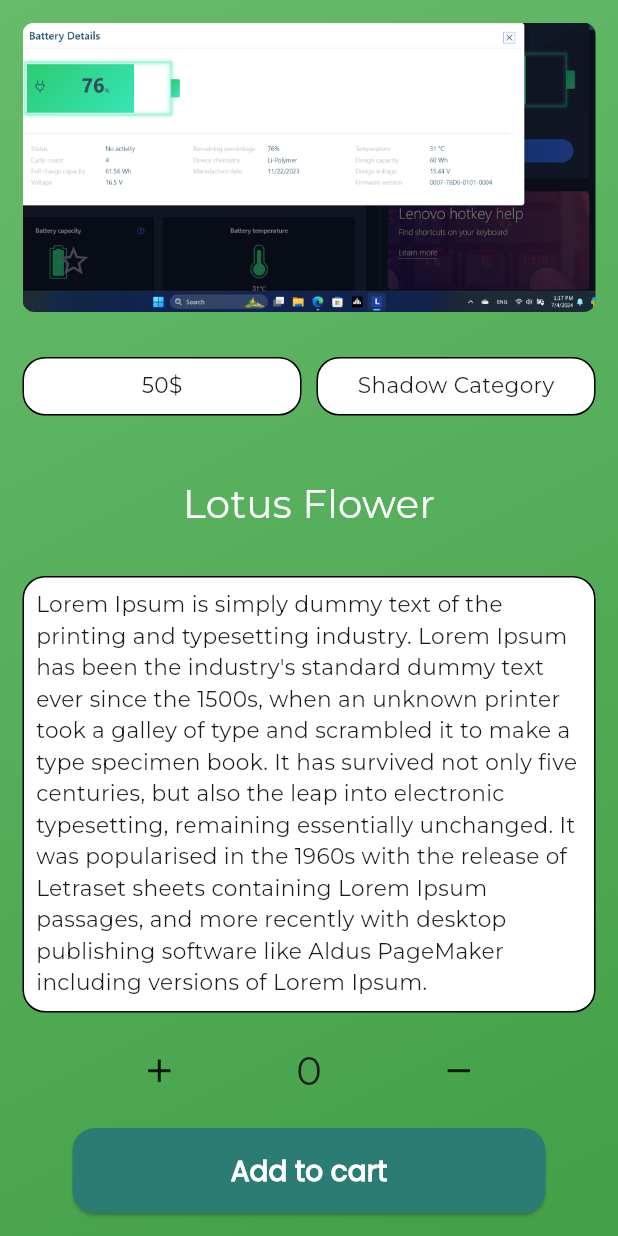
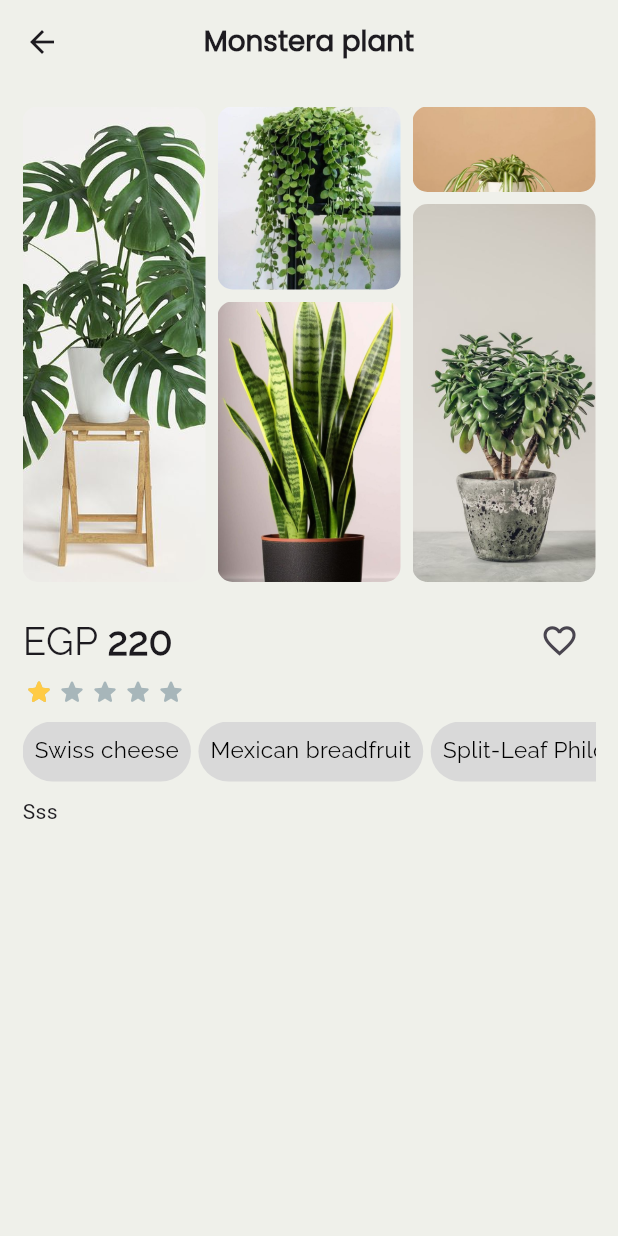
Before and after one commit to MalekYasser26/plant_it, a Flutter app: the DescriptionView screen opened directly, on a phone screen of 412 x 824 dp. Run offline on Flutter 3.47's test engine with Material 3 defaults, Android fonts, the phone set to English and light mode, and no system bars; drawn by our look-alikes of flutter_rating_stars; our stand-ins replace bloc, flutter_bloc, google_fonts; project files that could hold a hidden picture were left out.

Commit message:
half of description view done

```diff
--- a/lib/constants/constants.dart
+++ b/lib/constants/constants.dart
@@ -35,5 +35,11 @@ abstract class ImagesCust{
   static const String facebookLogo = "assets/images/facebookLogo.png";
   static const String googleLogo = "assets/images/googleLogo.png";
 }
+abstract class IconsCust{
+  static const String cartIcon = "assets/icons/cart_icon.svg";
+  static const String favIcon = "assets/icons/fav_icon.svg";
+  static const String homeIcon = "assets/icons/home_icon.svg";
+  static const String profileIcon = "assets/icons/profile_icon.svg";
+}
 String? accesstoken;
 const String baseUrl = 'https://e078-197-43-97-29.ngrok-free.app/api';
--- a/lib/features/description/presentation/views/description_view.dart
+++ b/lib/features/description/presentation/views/description_view.dart
@@ -1,8 +1,8 @@
 import 'package:flutter/material.dart';
-import 'package:google_fonts/google_fonts.dart';
+import 'package:flutter_rating_stars/flutter_rating_stars.dart';
 import 'package:plant_it/constants/constants.dart';
-import 'package:plant_it/features/auth/presentation/views/widgets/login_button.dart';
-import 'package:plant_it/features/cart/presentation/views/cart_view.dart';
+import 'package:plant_it/features/description/presentation/views/widgets/category_container.dart';
+import 'package:plant_it/features/description/presentation/views/widgets/plant_images_description.dart';
 
 class DescriptionView extends StatefulWidget {
   const DescriptionView({super.key});
@@ -12,173 +12,105 @@ class DescriptionView extends StatefulWidget {
 }
 
 class _DescriptionViewState extends State<DescriptionView> {
-  bool isStarFilled = false;
-  int quantity = 0 ;
+  bool isPressed = false;
+  double value = 1;
+  List<String> categories =[
+    "Swiss cheese",
+    "Mexican breadfruit",
+    "Split-Leaf Philodendron",
+    "Monstera deliciosa",
+  ];
   @override
   Widget build(BuildContext context) {
     return SafeArea(
       child: Scaffold(
-        body: Container(
-          decoration: const BoxDecoration(
-            gradient: LinearGradient(
-              colors: [
-                Color(0xFF66BB6A),
-                Color(0xFF43A047),
-              ],
-              begin: FractionalOffset(0.0, 0.0),
-              end: FractionalOffset(1.0, 1.0),
-              stops: [0.0, 1.0],
-              tileMode: TileMode.clamp,
+        backgroundColor: AppColors.basicallyWhite,
+        appBar: AppBar(
+          backgroundColor: AppColors.basicallyWhite,
+          title: Text(
+            "Monstera plant",
+            style: TextStyle(
+              fontFamily: "Poppins",
+              fontWeight: FontWeight.bold,
+              fontSize: getResponsiveSize(context, fontSize: 18),
             ),
           ),
-          child: Center(
-            child: Padding(
+          centerTitle: true,
+        ),
+        body: Padding(
           padding: const EdgeInsets.all(15.0),
           child: Column(
+            crossAxisAlignment: CrossAxisAlignment.start,
             children: [
-                  Flexible(
-                    flex: 3,
-                    child: ClipRRect(
-                      borderRadius: BorderRadius.circular(8.0),
-                      child: Stack(
+              const PlantImagesDescriptionWidget(),
+              const SizedBox(height: 15,),
+              Row(
                 children: [
-                          Image.asset(
-                            'assets/images/image1.png',
-                            fit: BoxFit.cover,
-                            height: MediaQuery.of(context).size.height * 0.3,
+                  Text("EGP ", style: TextStyle(
+                    fontFamily: "Raleway",
+                    fontSize: getResponsiveSize(context, fontSize: 25),
+                    fontWeight: FontWeight.w300,
+                  ),),
+                  Text("220 ", style: TextStyle(
+                    fontFamily: "Raleway",
+                    fontSize: getResponsiveSize(context, fontSize: 25),
+                    fontWeight: FontWeight.bold,
+                  ),),
+                  const Spacer(),
+                  IconButton(
+                    onPressed: () {
+                      isPressed = !isPressed;
+                      setState(() {});
+                    },
+                    icon: isPressed
+                        ? Icon(
+                      Icons.favorite,
+                      color: Colors.red,
+                      size: getResponsiveSize(context, fontSize: 25),
+                    )
+                        : Icon(
+                      Icons.favorite_border,
+                      size: getResponsiveSize(context, fontSize: 25),
                     ),
-                          Positioned(
-                            bottom: 10,
-                            left: 10,
-                            child: IconButton(
-                              icon: Icon(
-                                isStarFilled ? Icons.star : Icons.star_border,
-                                color: isStarFilled ? Colors.red : null,
+                  )
+                ],
               ),
-                              onPressed: () {
+              RatingStars(
+                axis: Axis.horizontal,
+                value: value,
+                onValueChanged: (v) {
                   setState(() {
-                                  isStarFilled = !isStarFilled;
+                    value = v;
                   });
                 },
+                starCount: 5,
+                starSize: 20,
+                maxValue: 5,
+                starSpacing: 2,
+                valueLabelVisibility: false,
+                animationDuration: const Duration(milliseconds: 1000),
+                valueLabelPadding:
+                const EdgeInsets.symmetric(vertical: 1, horizontal: 8),
+                valueLabelMargin: const EdgeInsets.only(right: 8),
+                starOffColor: Colors.blueGrey.withOpacity(0.5),
+                starColor: const Color(0xFFFFCB45),
+                angle: 12,
+              ),
+              const SizedBox(height: 10,),
+              SizedBox(
+                height: 40,
+                child: ListView.separated(
+                  physics: const BouncingScrollPhysics(),
+                  separatorBuilder: (context, index) => const SizedBox(width: 5,),
+                  scrollDirection: Axis.horizontal,
+                  shrinkWrap: true,
+                  itemBuilder: (context, index) =>  CategoryContainer(text: categories[index]),
+                  itemCount: 4,
                 ),
               ),
+              const SizedBox(height: 10,),
+              const Text("Sss"),
             ],
-                      ),
-                    ),
-                  ),
-                  const SizedBox(
-                    height: 30,
-                  ),
-                  Row(
-                    children: [
-                      Expanded(
-                        child: Container(
-                          decoration: BoxDecoration(
-                            borderRadius: BorderRadius.circular(15),
-                            color: Colors.white,
-                            border: Border.all(color: Colors.black),
-                          ),
-                          child: Padding(
-                            padding: const EdgeInsets.all(8.0),
-                            child: Center(
-                                child: Text(
-                              "50\$",
-                              style: GoogleFonts.montserrat(
-                                fontSize: getResponsiveSize(context,
-                                    fontSize: 14),
-                              ),
-                            )),
-                          ),
-                        ),
-                      ),
-                      const SizedBox(
-                        width: 10,
-                      ),
-                      Expanded(
-                        child: Container(
-                          decoration: BoxDecoration(
-                            borderRadius: BorderRadius.circular(15),
-                            color: Colors.white,
-                            border: Border.all(color: Colors.black),
-                          ),
-                          child: Padding(
-                            padding: const EdgeInsets.all(8.0),
-                            child: Center(
-                                child: Text(
-                              "Shadow Category",
-                              style: GoogleFonts.montserrat(
-                                fontSize: getResponsiveSize(context,
-                                    fontSize: 14),
-                              ),
-                            )),
-                          ),
-                        ),
-                      ),
-                    ],
-                  ),
-                  const SizedBox(
-                    height: 40,
-                  ),
-                  Text("Lotus Flower",style: GoogleFonts.montserrat(
-                    fontSize: getResponsiveSize(context, fontSize: 25),
-                    color: Colors.white
-                  ),),
-                  const SizedBox(height: 30,),
-                  IntrinsicHeight(
-                    child: Container(
-                      decoration: BoxDecoration(
-                        borderRadius: BorderRadius.circular(15),
-                        color: Colors.white,
-                        border: Border.all(color: Colors.black),
-                      ),
-                      child: Padding(
-                        padding: const EdgeInsets.all(8.0),
-                        child: Center(
-                            child: Text(
-                              "Lorem Ipsum is simply dummy text of the printing and typesetting industry. Lorem Ipsum has been the industry's standard dummy text ever since the 1500s, when an unknown printer took a galley of type and scrambled it to make a type specimen book. It has survived not only five centuries, but also the leap into electronic typesetting, remaining essentially unchanged. It was popularised in the 1960s with the release of Letraset sheets containing Lorem Ipsum passages, and more recently with desktop publishing software like Aldus PageMaker including versions of Lorem Ipsum.",
-                              style: GoogleFonts.montserrat(
-                                fontSize: getResponsiveSize(context,
-                                    fontSize: 14),
-                              ),
-                            )),
-                      ),
-                    ),
-                  ),
-                  const SizedBox(height: 20,),
-                   Row(
-                    mainAxisAlignment: MainAxisAlignment.spaceEvenly,
-                    children: [
-                      InkWell(
-                          child:  Icon(Icons.add,size: getResponsiveSize(context, fontSize: 25),),
-                      onTap: () {
-                        quantity++;
-                        setState(() {
-
-                        });
-                      },
-                      ),
-                       Text('$quantity',style: GoogleFonts.montserrat(
-                         fontSize: getResponsiveSize(context, fontSize: 25)
-                       ),),
-                      InkWell(
-                        child:  Icon(Icons.remove, size: getResponsiveSize(context, fontSize: 25),),
-                        onTap: () {
-                          if (quantity >0) {
-                            quantity--;
-                          }
-                          setState(() {
-                          });
-                        },
-                      ),                    ],
-                  ),
-                  const SizedBox(height: 20,),
-                  CustButton(onPressed: () {
-                    Navigator.push(context,MaterialPageRoute(builder: (context) => const CartView(),));
-                  }, text: "Add to cart")
-
-                ],
-              ),
-            ),
           ),
         ),
       ),
--- /dev/null
+++ b/lib/features/description/presentation/views/widgets/category_container.dart
@@ -0,0 +1,29 @@
+import 'package:flutter/material.dart';
+
+class CategoryContainer extends StatelessWidget {
+  final String text ;
+  const CategoryContainer({
+    super.key, required this.text,
+  });
+
+  @override
+  Widget build(BuildContext context) {
+    return Container(
+      decoration: BoxDecoration(
+        borderRadius: BorderRadius.circular(20),
+        color: const Color(0xFFD9D9D9),
+      ),
+      padding: const EdgeInsets.all(8),
+      child:  Text(
+        text,
+        style: const TextStyle(
+          fontFamily: "Raleway",
+          color: Colors.black,
+          fontWeight: FontWeight.w400,
+          fontSize: 15,
+        ),
+
+      ),
+    );
+  }
+}
--- /dev/null
+++ b/lib/features/description/presentation/views/widgets/plant_images_description.dart
@@ -0,0 +1,56 @@
+import 'package:flutter/material.dart';
+import 'package:flutter_staggered_grid_view/flutter_staggered_grid_view.dart';
+
+class PlantImagesDescriptionWidget extends StatelessWidget {
+  const PlantImagesDescriptionWidget({super.key});
+
+  @override
+  Widget build(BuildContext context) {
+    return  Flexible(
+      child: StaggeredGrid.count(
+        crossAxisCount: 6,
+        mainAxisSpacing: 8,
+        crossAxisSpacing: 8,
+        children: [
+          StaggeredGridTile.count(
+            crossAxisCellCount: 2,
+            mainAxisCellCount: 5,
+            child: _buildImage("assets/images/plant1.png"),
+          ),
+          StaggeredGridTile.count(
+            crossAxisCellCount: 2,
+            mainAxisCellCount: 2,
+            child: _buildImage("assets/images/plant2.png"),
+          ),
+          StaggeredGridTile.count(
+            crossAxisCellCount: 2,
+            mainAxisCellCount: 1,
+            child: _buildImage("assets/images/plant3.png"),
+          ),
+          StaggeredGridTile.count(
+            crossAxisCellCount: 2,
+            mainAxisCellCount: 4,
+            child: _buildImage("assets/images/plant4.png"),
+          ),
+          StaggeredGridTile.count(
+            crossAxisCellCount: 2,
+            mainAxisCellCount: 3,
+            child: _buildImage("assets/images/plant5.png"),
+          ),
+        ],
+      ),
+    ) ;
+
+  }
+  Widget _buildImage(String imagePath) {
+    return ClipRRect(
+      clipBehavior: Clip.antiAlias,
+      borderRadius: BorderRadius.circular(10),
+      child: Image.asset(
+        imagePath,
+        fit: BoxFit.cover,
+      ),
+    );
+  }
+
+}
--- a/pubspec.yaml
+++ b/pubspec.yaml
@@ -38,6 +38,8 @@ dependencies:
   google_fonts: ^6.2.1
   flutter_staggered_grid_view: ^0.7.0
   flutter_bloc: ^8.1.6
+  flutter_svg: ^2.0.10+1
+  flutter_rating_stars: ^1.1.0
 
 dev_dependencies:
   flutter_test:
```
Also changed, not shown: assets/icons/cart_icon.svg (added), assets/icons/fav_icon.svg (added), assets/icons/home_icon.svg (added), assets/icons/profile_icon.svg (added), lib/features/cust_nav_bar/presentation/views/cust_nav_bar_view.dart (line endings or trailing spaces), pubspec.lock. Lines whose indentation alone changed are shown as unchanged.
